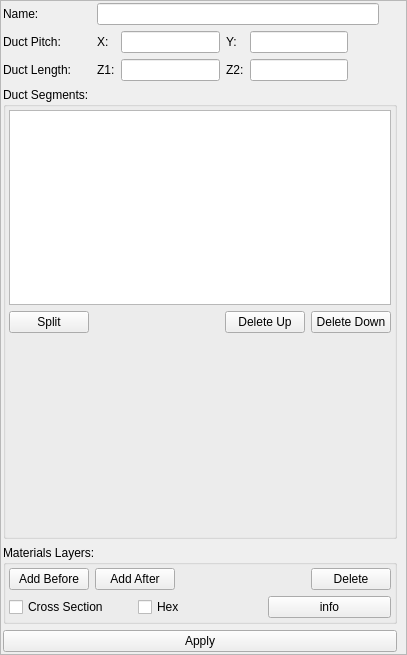
Before: the Qt Designer form smtk/bridge/rgg/plugin/smtkRGGEditDuctParameters.ui in Kitware/SMTK, drawn with Qt 5.
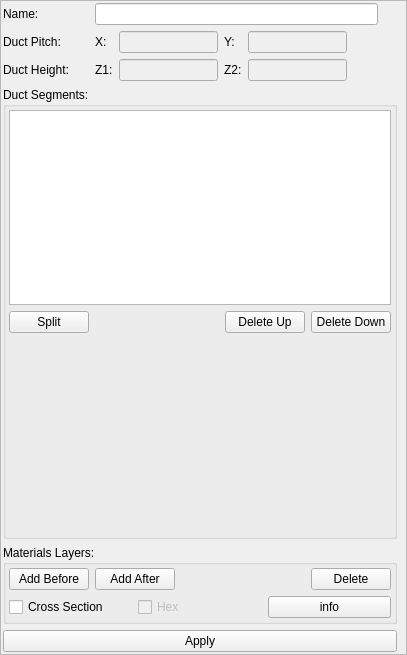
After: the same form once the commit is applied.

```diff
--- a/smtk/bridge/rgg/plugin/smtkRGGEditDuctParameters.ui
+++ b/smtk/bridge/rgg/plugin/smtkRGGEditDuctParameters.ui
@@ -198,6 +198,9 @@
             </item>
             <item>
              <widget class="QCheckBox" name="isHexButton">
+              <property name="enabled">
+               <bool>false</bool>
+              </property>
               <property name="text">
                <string>Hex</string>
               </property>
@@ -238,7 +241,7 @@
        <item row="2" column="0">
         <widget class="QLabel" name="dlLabel">
          <property name="text">
-          <string>Duct Length:      </string>
+          <string>Duct Height:      </string>
          </property>
         </widget>
        </item>
@@ -252,7 +255,11 @@
           </widget>
          </item>
          <item>
-          <widget class="QLineEdit" name="z1LineEdit"/>
+          <widget class="QLineEdit" name="z1LineEdit">
+           <property name="enabled">
+            <bool>false</bool>
+           </property>
+          </widget>
          </item>
          <item>
           <widget class="QLabel" name="label_4">
@@ -262,7 +269,11 @@
           </widget>
          </item>
          <item>
-          <widget class="QLineEdit" name="z2LineEdit"/>
+          <widget class="QLineEdit" name="z2LineEdit">
+           <property name="enabled">
+            <bool>false</bool>
+           </property>
+          </widget>
          </item>
          <item>
           <spacer name="horizontalSpacer_5">
@@ -312,7 +323,11 @@
           </widget>
          </item>
          <item>
-          <widget class="QLineEdit" name="ductPitchX"/>
+          <widget class="QLineEdit" name="ductPitchX">
+           <property name="enabled">
+            <bool>false</bool>
+           </property>
+          </widget>
          </item>
          <item>
           <widget class="QLabel" name="ductPitchYLabel">
@@ -322,7 +337,11 @@
           </widget>
          </item>
          <item>
-          <widget class="QLineEdit" name="ductPitchY"/>
+          <widget class="QLineEdit" name="ductPitchY">
+           <property name="enabled">
+            <bool>false</bool>
+           </property>
+          </widget>
          </item>
          <item>
           <spacer name="horizontalSpacer_4">
```
Left out of the diff: 3 changed lines with no effect on the pictures.
